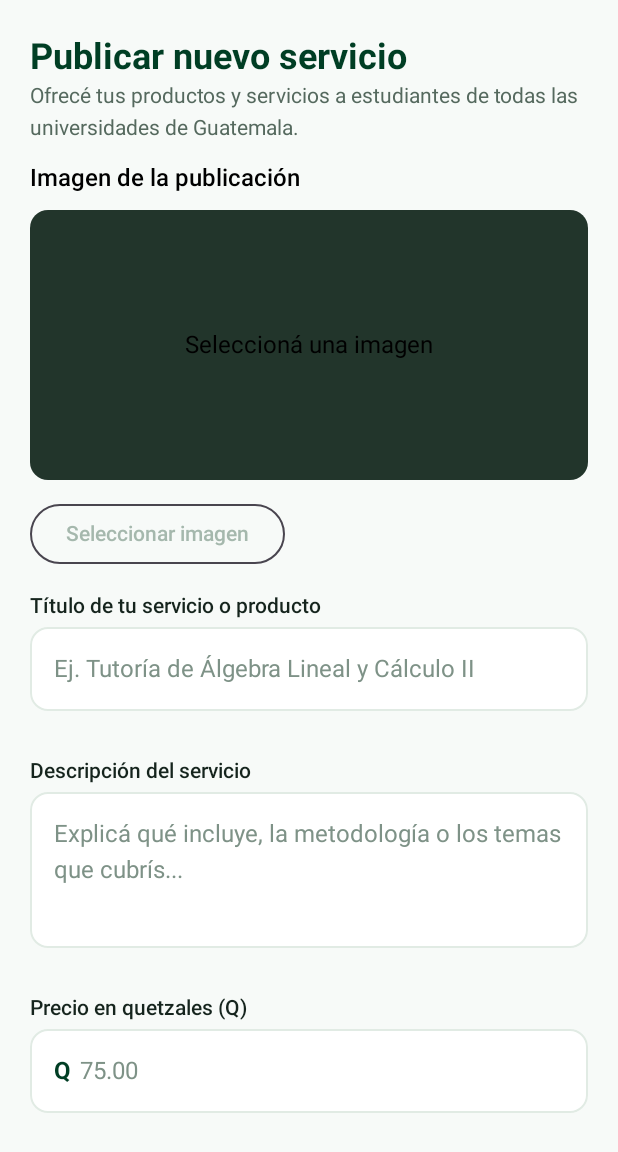
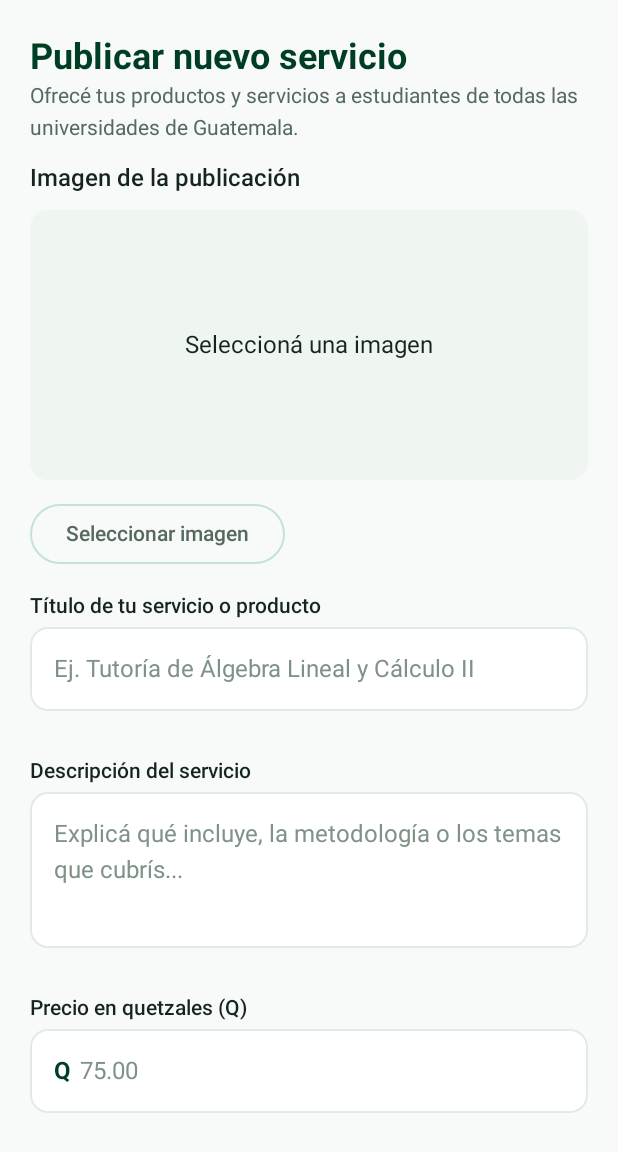
Before and after one commit to MRMC07/ProyectoPlataformasMoviles, an Android app built with Jetpack Compose: the PublishScreen screen opened through its navigation route, on a phone screen of 412 x 824 dp, the part 84-1236 px from its top. Run offline under Robolectric (Android 15) with nearby library versions, the phone set to English and light mode, and no system bars; our stand-ins replace Firebase (no records; nobody signed in at launch, a user with empty details on screens opened directly), Room's generated code; pictures from the network do not load.

Commit message:
Corrige colores y teclado de publicación

```diff
--- a/app/src/main/java/com/example/proyectoplataformasmoviles/screens/PublishScreen.kt
+++ b/app/src/main/java/com/example/proyectoplataformasmoviles/screens/PublishScreen.kt
@@ -11,11 +11,13 @@ import androidx.compose.foundation.layout.Spacer
 import androidx.compose.foundation.layout.fillMaxSize
 import androidx.compose.foundation.layout.fillMaxWidth
 import androidx.compose.foundation.layout.height
+import androidx.compose.foundation.layout.imePadding
 import androidx.compose.foundation.layout.padding
 import androidx.compose.foundation.layout.size
 import androidx.compose.foundation.layout.width
 import androidx.compose.foundation.rememberScrollState
 import androidx.compose.foundation.shape.RoundedCornerShape
+import androidx.compose.foundation.text.KeyboardActions
 import androidx.compose.foundation.text.KeyboardOptions
 import androidx.compose.foundation.verticalScroll
 import androidx.compose.material3.Button
@@ -38,7 +40,9 @@ import androidx.compose.runtime.setValue
 import androidx.compose.ui.Alignment
 import androidx.compose.ui.Modifier
 import androidx.compose.ui.graphics.Color
+import androidx.compose.ui.platform.LocalSoftwareKeyboardController
 import androidx.compose.ui.text.font.FontWeight
+import androidx.compose.ui.text.input.ImeAction
 import androidx.compose.ui.text.input.KeyboardType
 import androidx.compose.ui.unit.dp
 import androidx.compose.ui.unit.sp
@@ -68,6 +72,7 @@ fun PublishScreen(
     modifier: Modifier = Modifier,
     imageContent: @Composable () -> Unit = {}
 ) {
+    val keyboardController = LocalSoftwareKeyboardController.current
     var isCategoryMenuExpanded by remember {
         mutableStateOf(false)
     }
@@ -102,6 +107,7 @@ fun PublishScreen(
                 .fillMaxSize()
                 .padding(contentPadding)
                 .verticalScroll(rememberScrollState())
+                .imePadding()
                 .padding(
                     horizontal = 20.dp,
                     vertical = 16.dp
@@ -270,7 +276,11 @@ fun PublishScreen(
                     },
                     singleLine = true,
                     keyboardOptions = KeyboardOptions(
-                        keyboardType = KeyboardType.Decimal
+                        keyboardType = KeyboardType.Decimal,
+                        imeAction = ImeAction.Done
+                    ),
+                    keyboardActions = KeyboardActions(
+                        onDone = { keyboardController?.hide() }
                     ),
                     shape = RoundedCornerShape(12.dp),
                     isError = state.priceTouched &&
@@ -441,10 +451,9 @@ fun PublishScreen(
                     .height(52.dp),
                 colors = ButtonDefaults.buttonColors(
                     containerColor = UvgGreenPrimary,
-                    disabledContainerColor = UvgGreenPrimary.copy(
-                        alpha = 0.35f
-                    ),
-                    contentColor = Color.White
+                    disabledContainerColor = UvgGreenPrimary.copy(alpha = 0.55f),
+                    contentColor = Color.White,
+                    disabledContentColor = Color.White.copy(alpha = 0.9f)
                 ),
                 shape = RoundedCornerShape(14.dp)
             ) {
--- a/app/src/main/java/com/example/proyectoplataformasmoviles/ui/theme/Theme.kt
+++ b/app/src/main/java/com/example/proyectoplataformasmoviles/ui/theme/Theme.kt
@@ -1,6 +1,5 @@
 package com.example.proyectoplataformasmoviles.ui.theme
 
-import androidx.compose.foundation.isSystemInDarkTheme
 import androidx.compose.material3.MaterialTheme
 import androidx.compose.material3.darkColorScheme
 import androidx.compose.material3.lightColorScheme
@@ -52,7 +51,10 @@ private val DarkColorScheme = darkColorScheme(
 
 @Composable
 fun ProyectoPlataformasMovilesTheme(
-    darkTheme: Boolean = true,
+    // Las pantallas principales usan la paleta verde/blanca institucional.
+    // Mantenemos este tema claro como predeterminado para que los componentes
+    // Material (TextButton, campos y estados deshabilitados) coincidan con ella.
+    darkTheme: Boolean = false,
     dynamicColor: Boolean = false,
     content: @Composable () -> Unit
 ) {
```
